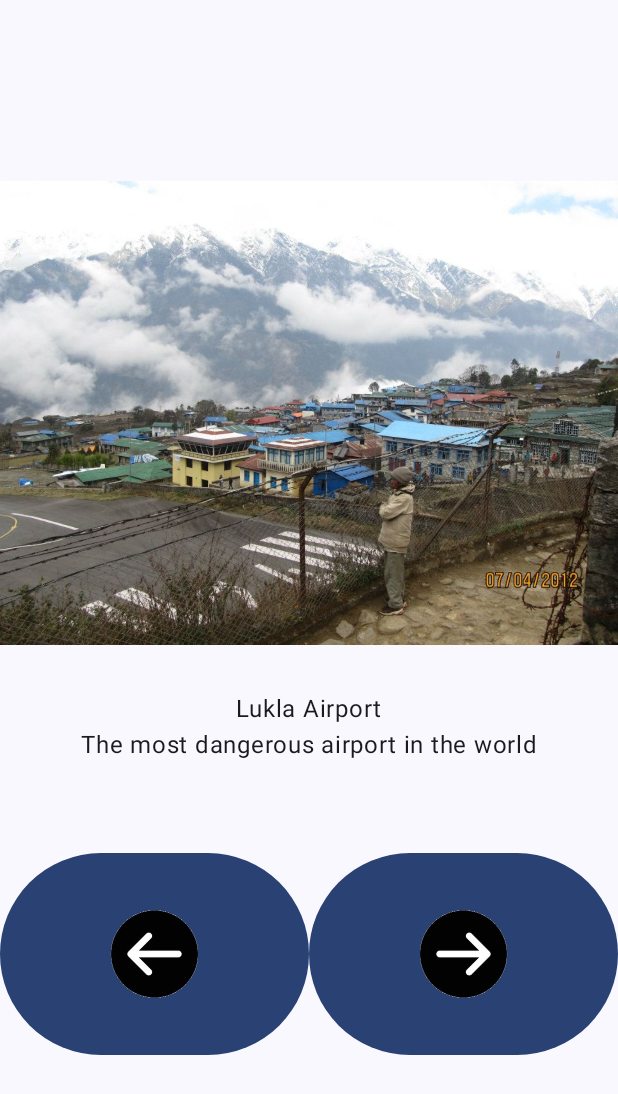
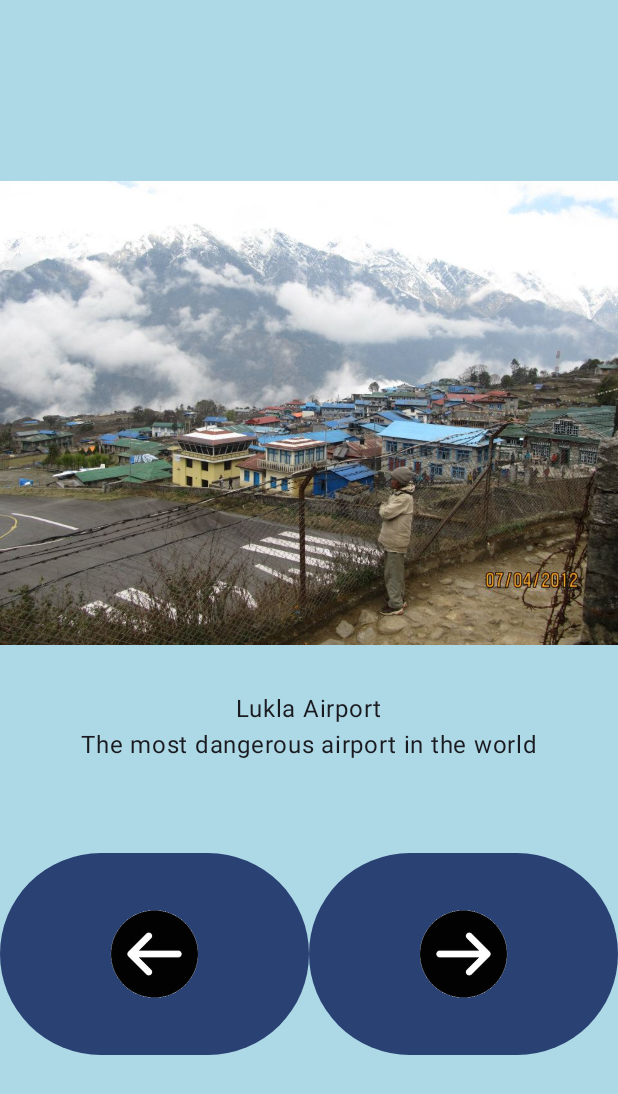
Before and after one commit to Grimwat/Codelab-ArtSpace, an Android app built with Jetpack Compose: the screen it shows after launch (MainActivity), on a phone screen of 412 x 824 dp. Shown: the top 1094 px of the screen. Run offline under Robolectric (Android 15) with nearby library versions, the phone set to English and light mode, and no system bars.

Commit message:
Final build

```diff
--- a/app/src/main/java/com/example/artapp/ui/Composables.kt
+++ b/app/src/main/java/com/example/artapp/ui/Composables.kt
@@ -1,6 +1,7 @@
 package com.example.artapp.ui
 
 import androidx.compose.foundation.Image
+import androidx.compose.foundation.background
 import androidx.compose.foundation.layout.Arrangement
 import androidx.compose.foundation.layout.Box
 import androidx.compose.foundation.layout.Column
@@ -13,10 +14,12 @@ import androidx.compose.material3.Text
 import androidx.compose.runtime.Composable
 import androidx.compose.ui.Alignment
 import androidx.compose.ui.Modifier
+import androidx.compose.ui.res.colorResource
 import androidx.compose.ui.res.painterResource
 import androidx.compose.ui.res.stringResource
 import androidx.compose.ui.tooling.preview.Preview
 import androidx.compose.ui.unit.dp
+import com.example.artapp.R
 import com.example.artapp.ui.theme.ArtAppTheme
 import com.example.artapp.ui.theme.Artapp
 
@@ -39,6 +42,7 @@ fun ImageAndText(
             horizontalAlignment = Alignment.CenterHorizontally,
             modifier = Modifier
                 .fillMaxSize()
+                .background(colorResource(R.color.Lblue))
         ) {
             Image(
                 painter = painterResource(drawableResourceId),
--- a/app/src/main/res/values/colors.xml
+++ b/app/src/main/res/values/colors.xml
@@ -7,4 +7,5 @@
     <color name="teal_700">#FF018786</color>
     <color name="black">#FF000000</color>
     <color name="white">#FFFFFFFF</color>
+    <color name="Lblue">#FFADD8E6</color>
 </resources>
```
